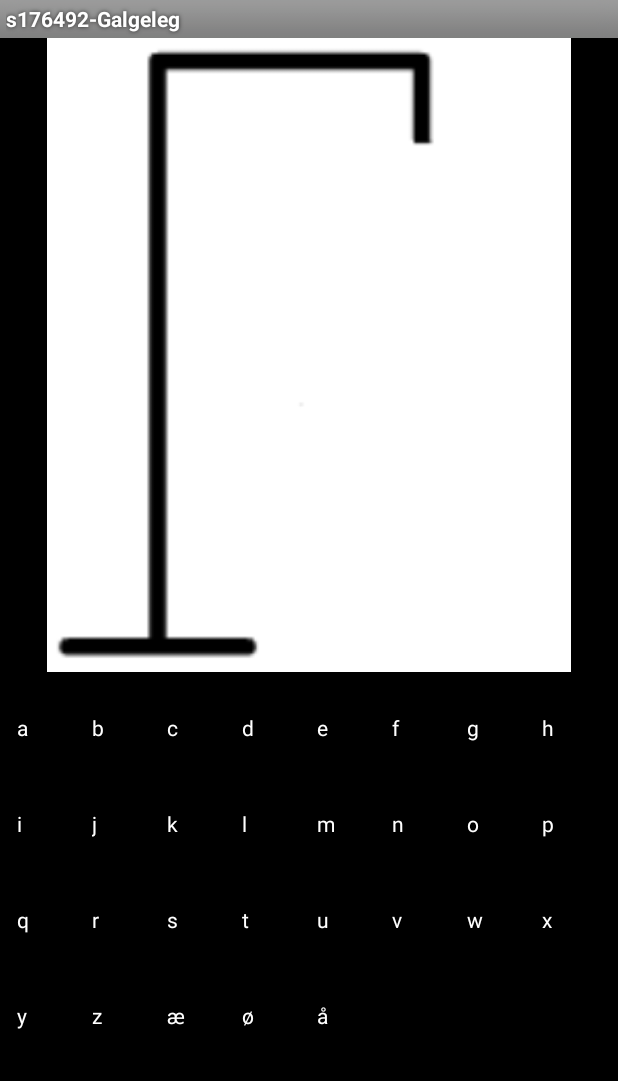
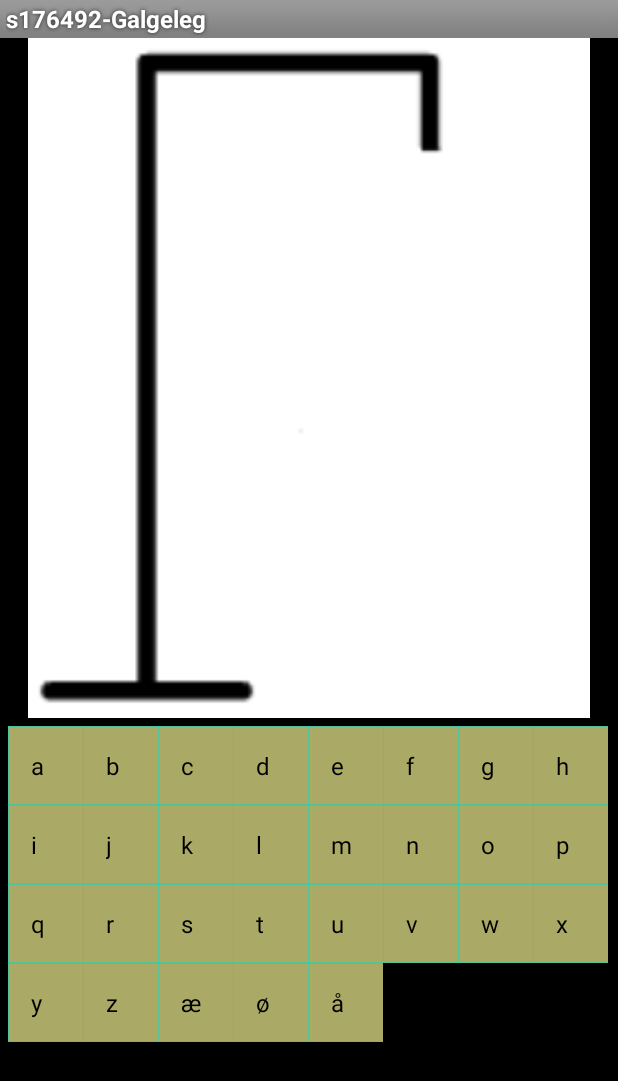
Before and after one commit to M0-AR/Galgeleg-android, an Android app: the screen it shows after launch (MainActivity), on a phone screen of 412 x 824 dp. Shown: the top 1081 px of the screen. Run offline under Robolectric (Android 15) with nearby library versions, the phone set to English and light mode, and no system bars.

Commit message:
Customize the appearance  of the letter's list

```diff
--- /dev/null
+++ b/app/src/main/java/com/example/galgeleg/LetterListItemView.java
@@ -0,0 +1,45 @@
+package com.example.galgeleg;
+
+import android.content.Context;
+import android.content.res.Resources;
+import android.graphics.Canvas;
+import android.graphics.Paint;
+import android.util.AttributeSet;
+
+import androidx.appcompat.widget.AppCompatTextView;
+
+public class LetterListItemView extends AppCompatTextView {
+
+    private Paint linePaint;
+    private int letterBackgroundColor;
+
+    public LetterListItemView(Context context, AttributeSet attrs) {
+        super(context, attrs);
+        init();
+    }
+
+    private void init() {
+        // Get a reference to resource table
+        Resources resources = getResources();
+
+        // Create the paint, we will us it in onDraw method
+        linePaint = new Paint(Paint.ANTI_ALIAS_FLAG);
+        linePaint.setColor(resources.getColor(R.color.colorAccent));
+
+        letterBackgroundColor = resources.getColor(R.color.letter_color);
+    }
+
+    @Override
+    public void onDraw(Canvas canvas) {
+        canvas.drawColor(letterBackgroundColor);
+
+        // Draw lines before and after each letter
+        canvas.drawLine(0,0, getMeasuredHeight(), 0, linePaint);
+        canvas.drawLine(0, getMeasuredHeight(),
+                                getMeasuredWidth(), getMeasuredHeight(),
+                                linePaint);
+
+        canvas.drawLine(0, 0, 0, getMeasuredHeight(), linePaint);
+        super.onDraw(canvas);
+    }
+}
--- a/app/src/main/java/com/example/galgeleg/MainActivity.java
+++ b/app/src/main/java/com/example/galgeleg/MainActivity.java
@@ -34,6 +34,9 @@ import android.widget.Toast;
 // https://www.youtube.com/watch?v=_sOHZAk6KnA +  https://github.com/afollestad/material-dialogs
 // Intent : don't forget to define new activity in AndroidManifest.xml
 // https://codinginflow.com/tutorials/android/open-a-new-activity-and-pass-variables
+// Add language
+// https://www.youtube.com/watch?v=72qURZPIUIA
+// https://stackoverflow.com/questions/2183962/how-to-read-value-from-string-xml-in-android
 public class MainActivity extends Activity {
     public static final String EXTRA_TEXT = "MD";
 
@@ -71,8 +74,12 @@ public class MainActivity extends Activity {
 
         mGridView = findViewById(R.id.gridView);
 
-        ArrayAdapter<String> adapter = new ArrayAdapter<>(this,
-                android.R.layout.simple_list_item_1, gridViewValues);
+        int resID = R.layout.letterlist_item;
+
+        // ArrayAdapter<String> adapter = new ArrayAdapter<>(this,
+              //  android.R.layout.simple_list_item_1, gridViewValues);
+        ArrayAdapter<String> adapter = new ArrayAdapter<String>(this, resID, gridViewValues);
+
         mGridView.setAdapter(adapter);
 
         mImageView = findViewById(R.id.imageView);
@@ -98,13 +105,13 @@ public class MainActivity extends Activity {
 
 
                 if (spil.erSpilletVundet()) {
-                    mResultDescription = getString(R.string.win_message) + spil.getAntalForsøg();
+                    mResultDescription = getString(R.string.win_message) + " " + spil.getAntalForsøg();
                     //openDialog(mResultDescription);
                     openResultActivity(mResultDescription);
                 }
 
                 if (spil.erSpilletTabt()) {
-                    mResultDescription = getString(R.string.lose_message) + spil.getOrdet();
+                    mResultDescription = getString(R.string.lose_message) + " " + spil.getOrdet();
                      //openDialog(mResultDescription);
                     openResultActivity(mResultDescription);
                 }
--- /dev/null
+++ b/app/src/main/res/layout/letterlist_item.xml
@@ -0,0 +1,11 @@
+<?xml version="1.0" encoding="utf-8"?>
+<com.example.galgeleg.LetterListItemView
+    xmlns:android="http://schemas.android.com/apk/res/android"
+    android:layout_width="fill_parent"
+    android:layout_height="fill_parent"
+    android:orientation="horizontal"
+    android:padding="15dp"
+    android:textColor="@color/black"
+    android:scrollbars="horizontal">
+
+</com.example.galgeleg.LetterListItemView>
--- a/app/src/main/res/values/colors.xml
+++ b/app/src/main/res/values/colors.xml
@@ -3,4 +3,6 @@
     <color name="colorPrimary">#6200EE</color>
     <color name="colorPrimaryDark">#3700B3</color>
     <color name="colorAccent">#03DAC5</color>
+    <color name="black">#000000</color>
+    <color name="letter_color">#AAFFFF99</color>
 </resources>
--- /dev/null
+++ b/app/src/main/res/values/dimens.xml
@@ -0,0 +1,5 @@
+<?xml version="1.0" encoding="utf-8"?>
+<!--todo : Look for how to use it-->
+<resources>
+    <dimen name="letter_margin">0</dimen>
+</resources>
--- a/app/src/main/res/values/styles.xml
+++ b/app/src/main/res/values/styles.xml
@@ -9,6 +9,6 @@
 
     <style name="GalgelegTheme"
         parent="@android:style/Theme.Black">
-        <item name="android:textSize">14sp</item>
+        <item name="android:textSize">16sp</item>
     </style>
 </resources>
```
